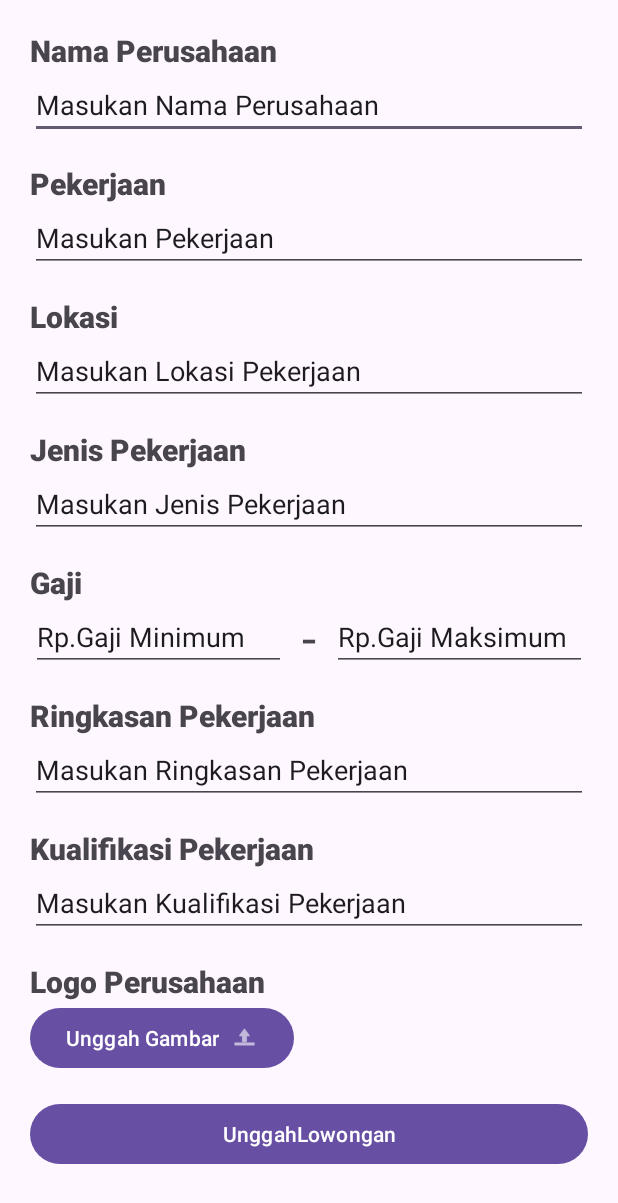
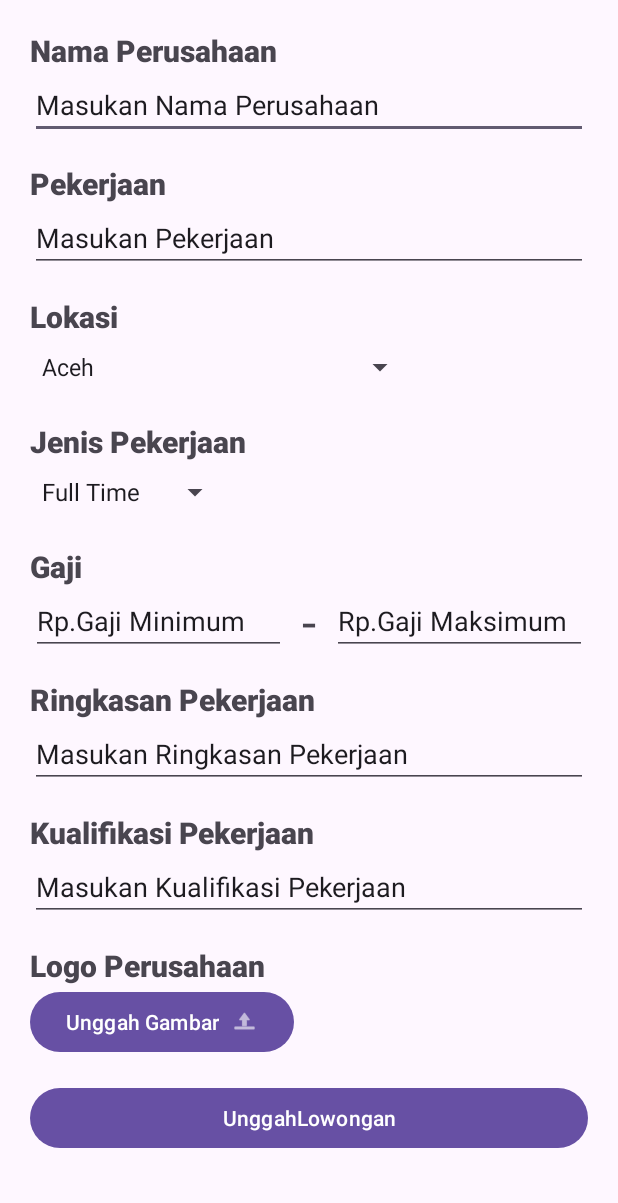
Before and after one commit to rofifrahman/Project_PAM_D_Kelompok_8, an Android app: the screen it shows after launch (MembuatLowonganPekerjaan), on a phone screen of 412 x 824 dp. Shown: the top 1203 px of the screen. Run offline under Robolectric (Android 15) with nearby library versions, the phone set to English and light mode, and no system bars.

Commit message:
Update Membuat Lowongan Pekerjaan

```diff
--- a/app/src/main/java/com/example/freels/MembuatLowonganPekerjaan.java
+++ b/app/src/main/java/com/example/freels/MembuatLowonganPekerjaan.java
@@ -2,24 +2,33 @@ package com.example.freels;
 
 import android.content.Intent;
 import android.os.Bundle;
+import android.provider.MediaStore;
 import android.view.View;
+import android.widget.AdapterView;
+import android.widget.ArrayAdapter;
 import android.widget.Button;
 import android.widget.EditText;
+import android.widget.Spinner;
+import android.widget.Toast;
 
 import androidx.appcompat.app.AppCompatActivity;
 
-public class MembuatLowonganPekerjaan extends AppCompatActivity implements View.OnClickListener {
+import java.util.ArrayList;
+
+public class MembuatLowonganPekerjaan extends AppCompatActivity{
 
 
     private EditText namaPerusahaan;
     private EditText pekerjaan;
-    private EditText lokasi;
-    private EditText jenisPekerjaan;
+    private Spinner spinnerLokasi;
+    private Spinner spinnerJenisPekerjaan;
     private EditText gajiMinimum;
     private EditText gajiMaksimum;
     private EditText ringkasanPekerjaan;
     private EditText kualifikasiPekerjaan;
+    private Button btUnggahLogo;
     private Button btUnggahLowongan;
+
 
     @Override
     protected void onCreate(Bundle savedInstanceState) {
@@ -28,43 +37,128 @@ public class MembuatLowonganPekerjaan extends AppCompatActivity implements View.
 
         this.namaPerusahaan = this.findViewById(R.id.InputNamaPerusahaan);
         this.pekerjaan = this.findViewById(R.id.InputPekerjaan);
-        this.lokasi = this.findViewById(R.id.InputLokasi);
-        this.jenisPekerjaan = this.findViewById(R.id.InputJenisPekerjaan);
+        this.spinnerLokasi = this.findViewById(R.id.DropDownLokasi);
+        this.spinnerJenisPekerjaan = this.findViewById(R.id.DropDownJenisPekerjaan);
         this.gajiMinimum = this.findViewById(R.id.InputGajiMinimum);
         this.gajiMaksimum = this.findViewById(R.id.InputGajiMaksimum);
         this.ringkasanPekerjaan = this.findViewById(R.id.InputRingkasanPekerjaan);
         this.kualifikasiPekerjaan = this.findViewById(R.id.InputKualifikasiPekerjaan);
+        this.btUnggahLogo = this.findViewById(R.id.UnggahLogoPerusahaan);
         this.btUnggahLowongan = this.findViewById(R.id.UnggahLowongan);
 
-        this.btUnggahLowongan.setOnClickListener(MembuatLowonganPekerjaan.this);
+        spinnerLokasi.setOnItemSelectedListener(new AdapterView.OnItemSelectedListener() {
+            @Override
+            public void onItemSelected(AdapterView<?> adapterView, View view, int i, long l) {
+                String text = adapterView.getItemAtPosition(i).toString();
+                Toast.makeText(MembuatLowonganPekerjaan.this, text, Toast.LENGTH_SHORT).show();
+
             }
 
             @Override
+            public void onNothingSelected(AdapterView<?> adapterView) {
+
+            }
+        });
+
+        ArrayList<String> arrayListLokasi = new ArrayList<>();
+        arrayListLokasi.add("Aceh");
+        arrayListLokasi.add("Sumatera Utara");
+        arrayListLokasi.add("Sumatera Barat");
+        arrayListLokasi.add("Riau");
+        arrayListLokasi.add("Jambi");
+        arrayListLokasi.add("Sumatera Selatan");
+        arrayListLokasi.add("Bengkulu");
+        arrayListLokasi.add("Lampung");
+        arrayListLokasi.add("Kepulauan Bangka Belitung");
+        arrayListLokasi.add("Kepulauan Riau");
+        arrayListLokasi.add("DKI Jakarta");
+        arrayListLokasi.add("Jawa Barat");
+        arrayListLokasi.add("Jawa Tengah");
+        arrayListLokasi.add("DI Yogyakarta");
+        arrayListLokasi.add("Jawa Timur");
+        arrayListLokasi.add("Banten");
+        arrayListLokasi.add("Bali");
+        arrayListLokasi.add("Nusa Tenggara Barat");
+        arrayListLokasi.add("Nusa Tenggara Timur");
+        arrayListLokasi.add("Kalimantan Barat");
+        arrayListLokasi.add("Kalimantan Tengah");
+        arrayListLokasi.add("Kalimantan Selatan");
+        arrayListLokasi.add("Kalimantan Timur");
+        arrayListLokasi.add("Kalimantan Utara");
+        arrayListLokasi.add("Sulawesi Utara");
+        arrayListLokasi.add("Sulawesi Tengah");
+        arrayListLokasi.add("Sulawesi Selatan");
+        arrayListLokasi.add("Sulawesi Tenggara");
+        arrayListLokasi.add("Gorontalo");
+        arrayListLokasi.add("Sulawesi Barat");
+        arrayListLokasi.add("Maluku");
+        arrayListLokasi.add("Maluku Utara");
+        arrayListLokasi.add("Papua Barat");
+        arrayListLokasi.add("Papua");
+        ArrayAdapter<String> adapterLokasi = new ArrayAdapter<>(this, android.R.layout.simple_spinner_item, arrayListLokasi);
+        adapterLokasi.setDropDownViewResource(android.R.layout.simple_spinner_dropdown_item);
+        spinnerLokasi.setAdapter(adapterLokasi);
+
+        spinnerJenisPekerjaan.setOnItemSelectedListener(new AdapterView.OnItemSelectedListener() {
+            @Override
+            public void onItemSelected(AdapterView<?> adapterView, View view, int i, long l) {
+                String text = adapterView.getItemAtPosition(i).toString();
+                Toast.makeText(MembuatLowonganPekerjaan.this, text, Toast.LENGTH_SHORT).show();
+
+            }
+
+            @Override
+            public void onNothingSelected(AdapterView<?> adapterView) {
+
+            }
+        });
+
+        ArrayList<String> arrayListJenisPekerjaan = new ArrayList<>();
+        arrayListJenisPekerjaan.add("Full Time");
+        arrayListJenisPekerjaan.add("Part Time");
+        arrayListJenisPekerjaan.add("Intern");
+        ArrayAdapter<String> adapterJenisPekerjaan = new ArrayAdapter<>(this, android.R.layout.simple_spinner_item, arrayListJenisPekerjaan);
+        adapterJenisPekerjaan.setDropDownViewResource(android.R.layout.simple_spinner_dropdown_item);
+        spinnerJenisPekerjaan.setAdapter(adapterJenisPekerjaan);
+
+        this.btUnggahLogo.setOnClickListener(new View.OnClickListener() {
+            @Override
             public void onClick(View view) {
-        Intent i = new Intent(this, MainActivity.class);
-        String teksNamaPerusahaan = this.namaPerusahaan.getText().toString();
+                Toast.makeText(MembuatLowonganPekerjaan.this, "Unggah Logo Perusahaan", Toast.LENGTH_SHORT).show();
+                Intent gallery = new Intent(Intent.ACTION_PICK, MediaStore.Images.Media.INTERNAL_CONTENT_URI);
+                startActivity(gallery);
+            }
+        });
+
+        this.btUnggahLowongan.setOnClickListener(new View.OnClickListener() {
+            @Override
+            public void onClick(View view) {
+                Intent i = new Intent(MembuatLowonganPekerjaan.this, MainActivity.class);
+                String teksNamaPerusahaan = namaPerusahaan.getText().toString();
                 i.putExtra("namaPerusahaan", teksNamaPerusahaan);
 
-        String teksPekerjaan = this.pekerjaan.getText().toString();
+                String teksPekerjaan = pekerjaan.getText().toString();
                 i.putExtra("pekerjaan", teksPekerjaan);
 
-        String teksLokasi = this.lokasi.getText().toString();
+                String teksLokasi = spinnerLokasi.getSelectedItem().toString();
                 i.putExtra("lokasi", teksLokasi);
 
-        String teksJenisPekerjaan = this.jenisPekerjaan.getText().toString();
+                String teksJenisPekerjaan = spinnerJenisPekerjaan.getSelectedItem().toString();
                 i.putExtra("jenisPekerjaan", teksJenisPekerjaan);
 
-        String teksGajiMinimum = this.gajiMinimum.getText().toString();
+                String teksGajiMinimum = gajiMinimum.getText().toString();
                 i.putExtra("gajiMinimum", teksGajiMinimum);
 
-        String teksGajiMaksimum = this.gajiMaksimum.getText().toString();
+                String teksGajiMaksimum = gajiMaksimum.getText().toString();
                 i.putExtra("gajiMaksimum", teksGajiMaksimum);
 
-        String teksRingkasanPekerjaan = this.ringkasanPekerjaan.getText().toString();
+                String teksRingkasanPekerjaan = ringkasanPekerjaan.getText().toString();
                 i.putExtra("ringkasanPekerjaan", teksRingkasanPekerjaan);
 
-        String teksKualifikasiPekerjaan = this.kualifikasiPekerjaan.getText().toString();
+                String teksKualifikasiPekerjaan = kualifikasiPekerjaan.getText().toString();
                 i.putExtra("kualifikasiPekerjaan", teksKualifikasiPekerjaan);
                 startActivity(i);
             }
+        });
     }
+}
--- a/app/src/main/res/layout/activity_membuat_lowongan_pekerjaan.xml
+++ b/app/src/main/res/layout/activity_membuat_lowongan_pekerjaan.xml
@@ -76,13 +76,10 @@
                     app:layout_constraintStart_toStartOf="parent"
                     app:layout_constraintTop_toBottomOf="@+id/InputPekerjaan" />
 
-                <EditText
-                    android:id="@+id/InputLokasi"
-                    android:layout_width="match_parent"
-                    android:layout_height="wrap_content"
-                    android:ems="10"
-                    android:inputType="text"
-                    android:text="Masukan Lokasi Pekerjaan"
+                <Spinner
+                    android:id="@+id/DropDownLokasi"
+                    android:layout_width="wrap_content"
+                    android:layout_height="40dp"
                     app:layout_constraintStart_toStartOf="parent"
                     app:layout_constraintTop_toBottomOf="@+id/Lokasi" />
 
@@ -96,15 +93,12 @@
                     android:textSize="20sp"
                     android:textStyle="bold"
                     app:layout_constraintStart_toStartOf="parent"
-                    app:layout_constraintTop_toBottomOf="@+id/InputLokasi" />
+                    app:layout_constraintTop_toBottomOf="@+id/DropDownLokasi" />
 
-                <EditText
-                    android:id="@+id/InputJenisPekerjaan"
-                    android:layout_width="match_parent"
-                    android:layout_height="wrap_content"
-                    android:ems="10"
-                    android:inputType="text"
-                    android:text="Masukan Jenis Pekerjaan"
+                <Spinner
+                    android:id="@+id/DropDownJenisPekerjaan"
+                    android:layout_width="wrap_content"
+                    android:layout_height="40dp"
                     app:layout_constraintStart_toStartOf="parent"
                     app:layout_constraintTop_toBottomOf="@+id/JenisPekerjaan" />
 
@@ -118,7 +112,7 @@
                     android:textSize="20sp"
                     android:textStyle="bold"
                     app:layout_constraintStart_toStartOf="parent"
-                    app:layout_constraintTop_toBottomOf="@+id/InputJenisPekerjaan" />
+                    app:layout_constraintTop_toBottomOf="@+id/DropDownJenisPekerjaan" />
 
                 <EditText
                     android:id="@+id/InputGajiMinimum"
```
Lines whose indentation alone changed are shown as unchanged.
